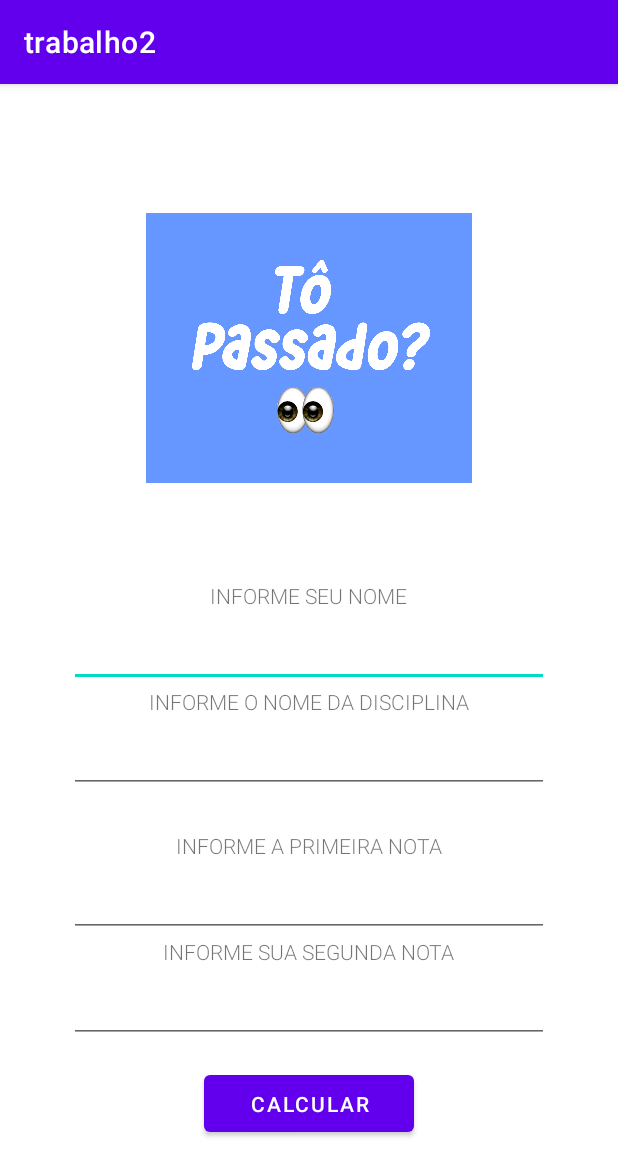
After one commit to gerson-rjr/dispositivosMoveis, an Android app: the ActivityInsertData screen opened directly, with no data from a screen before it, on a phone screen of 412 x 824 dp. The commit adds this screen. Shown: the top 1176 px of the screen. Run offline under Robolectric (Android 15) with nearby library versions, the phone set to English and light mode, and no system bars.

Commit message:
Upando atualizações do codigo

```diff
--- a/trabalho2/app/build.gradle
+++ b/trabalho2/app/build.gradle
@@ -26,6 +26,9 @@ android {
         sourceCompatibility JavaVersion.VERSION_1_8
         targetCompatibility JavaVersion.VERSION_1_8
     }
+    buildFeatures {
+        viewBinding true
+    }
 }
 
 dependencies {
@@ -33,6 +36,8 @@ dependencies {
     implementation 'androidx.appcompat:appcompat:1.2.0'
     implementation 'com.google.android.material:material:1.2.1'
     implementation 'androidx.constraintlayout:constraintlayout:2.0.1'
+    implementation 'androidx.navigation:navigation-fragment:2.3.0'
+    implementation 'androidx.navigation:navigation-ui:2.3.0'
     testImplementation 'junit:junit:4.+'
     androidTestImplementation 'androidx.test.ext:junit:1.1.2'
     androidTestImplementation 'androidx.test.espresso:espresso-core:3.3.0'
--- a/trabalho2/app/src/main/AndroidManifest.xml
+++ b/trabalho2/app/src/main/AndroidManifest.xml
@@ -9,6 +9,8 @@
         android:roundIcon="@mipmap/ic_launcher_round"
         android:supportsRtl="true"
         android:theme="@style/Theme.Trabalho2">
+        <activity android:name=".activities.ActivityPrintData"></activity>
+        <activity android:name=".activities.ActivityInsertData" />
         <activity android:name=".MainActivity">
             <intent-filter>
                 <action android:name="android.intent.action.MAIN" />
--- /dev/null
+++ b/trabalho2/app/src/main/java/com/example/trabalho2/activities/ActivityInsertData.java
@@ -0,0 +1,100 @@
+package com.example.trabalho2.activities;
+
+import androidx.appcompat.app.AppCompatActivity;
+
+import android.os.Bundle;
+import android.view.View;
+import android.widget.Button;
+import android.widget.EditText;
+import android.widget.Toast;
+
+import com.example.trabalho2.Controller.DiscCTRL;
+import com.example.trabalho2.R;
+import com.example.trabalho2.db.ConexSQlite;
+import com.example.trabalho2.model.Disciplina;
+
+public class ActivityInsertData extends AppCompatActivity {
+
+
+    private EditText editTextNomeA; //NomeAluno
+    private EditText editTextNomeD; //NomeDisciplina
+    private EditText editTextN1;    //Nota1
+    private EditText editTextN2;    //Nota2
+
+    private Button buttonSalvar;
+
+    private Disciplina disciplina;
+    @Override
+    protected void onCreate(Bundle savedInstanceState) {
+        super.onCreate(savedInstanceState);
+        setContentView(R.layout.activity_insert_data);
+
+        editTextNomeA = (EditText) findViewById(R.id.editTextNomeA);
+        editTextNomeD = (EditText) findViewById(R.id.editTextNomeD);
+        editTextN1    = (EditText) findViewById(R.id.editTextN1);
+        editTextN2    = (EditText) findViewById(R.id.editTextN2);
+
+        buttonSalvar = (Button) findViewById(R.id.buttonSalvar);
+
+        this.clickBtnSalvarListiner();
+    }
+
+    public void clickBtnSalvarListiner(){
+        this.buttonSalvar.setOnClickListener(new View.OnClickListener() {
+            @Override
+            public void onClick(View v) {
+               Disciplina disciplinaNew = saveDataDisc();
+               if(disciplinaNew != null){
+                    DiscCTRL discCTRL =  new DiscCTRL(ConexSQlite.getInstance(ActivityInsertData.this));
+                    long idDisc = discCTRL.saveDiscCtrl(disciplinaNew);
+                    if(idDisc >0){
+                        Toast.makeText(ActivityInsertData.this, "Disciplina Inserida com sucesso",Toast.LENGTH_LONG).show();
+                    }
+                    else{
+                        Toast.makeText(ActivityInsertData.this,"Disciplina Não pode ser inserida", Toast.LENGTH_LONG).show();
+                    }
+               }
+               else{
+                   Toast.makeText(ActivityInsertData.this, "Todos os campos necessitam de dados", Toast.LENGTH_LONG).show();
+               }
+            }
+        });
+    }
+
+
+    private Disciplina saveDataDisc(){
+        this.disciplina = new Disciplina();
+        if(this.editTextNomeD.getText().toString().isEmpty() == false){
+            this.disciplina.setNomeD(this.editTextNomeD.getText().toString());
+        }
+        else{
+            return null;
+        }
+        if(this.editTextNomeA.getText().toString().isEmpty() == false){
+            this.disciplina.setNomeA(this.editTextNomeA.getText().toString());
+        }
+        else{
+            return null;
+        }
+        if(this.editTextN1.getText().toString().isEmpty() == false){
+            double n1 = Double.parseDouble(this.editTextN1.getText().toString());
+            this.disciplina.setNota1(n1);
+        }
+        else{
+            return null;
+        }
+        if(this.editTextN2.getText().toString().isEmpty() == false){
+            double n2 = Double.parseDouble(this.editTextN1.getText().toString());
+            this.disciplina.setNota1(n2);
+        }
+        else{
+            return null;
+        }
+
+
+
+
+        return disciplina;
+    }
+
+}
--- /dev/null
+++ b/trabalho2/app/src/main/res/layout/activity_insert_data.xml
@@ -0,0 +1,128 @@
+<?xml version="1.0" encoding="utf-8"?>
+<androidx.constraintlayout.widget.ConstraintLayout xmlns:android="http://schemas.android.com/apk/res/android"
+    xmlns:app="http://schemas.android.com/apk/res-auto"
+    xmlns:tools="http://schemas.android.com/tools"
+    android:layout_width="match_parent"
+    android:layout_height="match_parent">
+
+    <LinearLayout
+        android:layout_width="match_parent"
+        android:layout_height="match_parent"
+        android:orientation="vertical"
+        tools:layout_editor_absoluteX="16dp"
+        tools:layout_editor_absoluteY="0dp">
+
+        <Space
+            android:layout_width="match_parent"
+            android:layout_height="86dp" />
+
+        <ImageView
+            android:id="@+id/imageView"
+            android:layout_width="match_parent"
+            android:layout_height="180dp"
+            app:srcCompat="@drawable/t_passado" />
+
+        <Space
+            android:layout_width="wrap_content"
+            android:layout_height="65dp" />
+
+        <TextView
+            android:id="@+id/textView"
+            android:layout_width="wrap_content"
+            android:layout_height="20dp"
+            android:layout_gravity="center"
+            android:fontFamily="sans-serif-light"
+            android:text="INFORME SEU NOME" />
+
+        <Space
+            android:layout_width="wrap_content"
+            android:layout_height="5dp" />
+
+        <EditText
+            android:id="@+id/editTextNomeA"
+            android:layout_width="wrap_content"
+            android:layout_height="wrap_content"
+            android:layout_gravity="center"
+            android:ems="15"
+            android:inputType="textPersonName"
+            android:text="" />
+        <TextView
+            android:id="@+id/textView2"
+            android:layout_width="wrap_content"
+            android:layout_height="20dp"
+            android:layout_gravity="center"
+            android:fontFamily="sans-serif-light"
+            android:text="INFORME O NOME DA DISCIPLINA" />
+
+        <Space
+            android:layout_width="wrap_content"
+            android:layout_height="5dp" />
+
+        <EditText
+            android:id="@+id/editTextNomeD"
+            android:layout_width="wrap_content"
+            android:layout_height="wrap_content"
+            android:layout_gravity="center"
+            android:ems="15"
+            android:inputType="textPersonName"
+            android:text="" />
+
+        <Space
+            android:layout_width="wrap_content"
+            android:layout_height="25dp" />
+
+        <TextView
+            android:id="@+id/textView3"
+            android:layout_width="wrap_content"
+            android:layout_height="20dp"
+            android:layout_gravity="center"
+            android:fontFamily="sans-serif-light"
+            android:text="INFORME A PRIMEIRA NOTA" />
+
+        <Space
+            android:layout_width="wrap_content"
+            android:layout_height="5dp" />
+
+        <EditText
+            android:id="@+id/editTextN1"
+            android:layout_width="wrap_content"
+            android:layout_height="wrap_content"
+            android:layout_gravity="center"
+            android:ems="15"
+            android:inputType="numberDecimal"
+            android:text="" />
+
+        <TextView
+            android:id="@+id/textView4"
+            android:layout_width="wrap_content"
+            android:layout_height="20dp"
+            android:layout_gravity="center"
+            android:fontFamily="sans-serif-light"
+            android:text="INFORME SUA SEGUNDA NOTA" />
+
+        <Space
+            android:layout_width="wrap_content"
+            android:layout_height="5dp" />
+
+        <EditText
+            android:id="@+id/editTextN2"
+            android:layout_width="wrap_content"
+            android:layout_height="wrap_content"
+            android:layout_gravity="center"
+            android:ems="15"
+            android:inputType="numberDecimal"
+            android:text="" />
+        <Space
+            android:layout_width="wrap_content"
+            android:layout_height="15dp" />
+
+        <Button
+            android:id="@+id/buttonSalvar"
+            android:layout_width="140dp"
+            android:layout_height="50dp"
+            android:layout_gravity="center"
+            android:text="Calcular" />
+
+    </LinearLayout>
+
+</androidx.constraintlayout.widget.ConstraintLayout>
--- a/trabalho2/app/src/main/res/layout/print_data.xml
+++ /dev/null
@@ -1,6 +0,0 @@
-<?xml version="1.0" encoding="utf-8"?>
-<androidx.constraintlayout.widget.ConstraintLayout xmlns:android="http://schemas.android.com/apk/res/android"
-    android:layout_width="match_parent"
-    android:layout_height="match_parent">
-
-</androidx.constraintlayout.widget.ConstraintLayout>
--- /dev/null
+++ b/trabalho2/app/src/main/res/values/dimens.xml
@@ -0,0 +1,3 @@
+<resources>
+    <dimen name="fab_margin">16dp</dimen>
+</resources>
```
Also changed, not shown: trabalho2/app/src/main/java/com/example/trabalho2/Controller/DiscCTRL.java (added, +16 -0 lines), trabalho2/app/src/main/java/com/example/trabalho2/DAO/DiscDAO.java (added, +34 -0 lines), trabalho2/app/src/main/java/com/example/trabalho2/MainActivity.java (+24 -1 lines), trabalho2/app/src/main/java/com/example/trabalho2/activities/ActivityPrintData.java (added, +17 -0 lines), trabalho2/app/src/main/java/com/example/trabalho2/db/ConexSQlite.java (added, +45 -0 lines), trabalho2/app/src/main/java/com/example/trabalho2/model/Disciplina.java (added, +77 -0 lines), trabalho2/app/src/main/res/layout/activity_home.xml (added, +29 -0 lines), trabalho2/app/src/main/res/layout/activity_print_data.xml (added, +11 -0 lines), trabalho2/app/src/main/res/layout/home.xml (deleted, +0 -29 lines), trabalho2/app/src/main/res/layout/insert_data.xml (deleted, +0 -66 lines), trabalho2/app/src/main/res/navigation/nav_graph.xml (added, +28 -0 lines), trabalho2/app/src/main/res/values/strings.xml (+9 -0 lines), trabalho2/app/src/main/res/values/themes.xml (+9 -0 lines), 1 other file.
